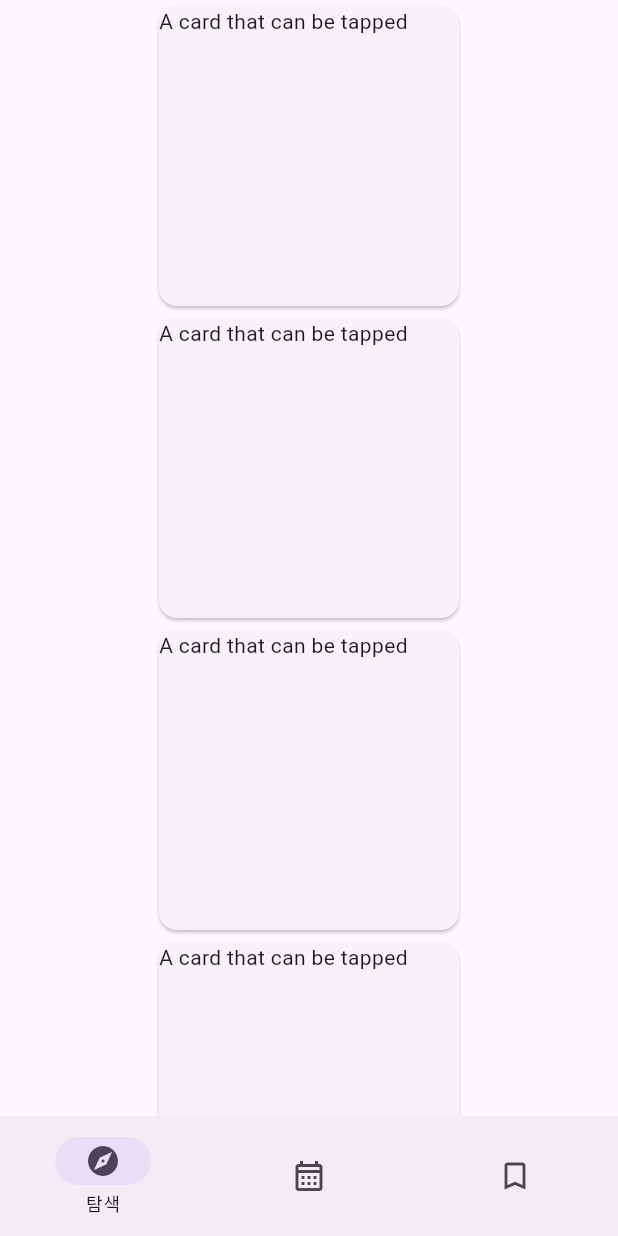
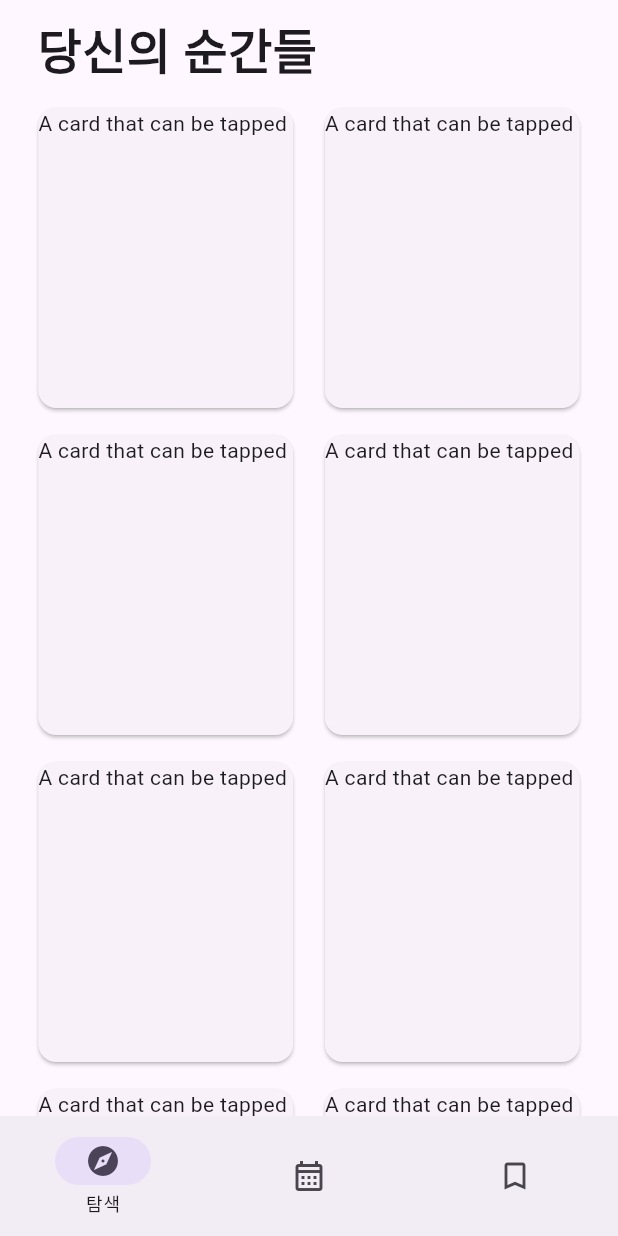
Before and after one commit to dwkim0101/picasso_diary, a Flutter app: the screen it shows after launch, on a phone screen of 412 x 824 dp. Run offline on Flutter 3.47's test engine with Material 2 defaults, Android fonts, the phone set to English and light mode, and no system bars; our stand-ins replace firebase_core; missing offline and left inert: openai_dalle_wrapper; accounts and stored records are empty; generated files the repository leaves out were written again; Roboto replaces fonts that are missing (Noto_Serif_KR).

Commit message:
font added, diary page modified

```diff
--- a/lib/main.dart
+++ b/lib/main.dart
@@ -19,8 +19,11 @@ class Home extends StatelessWidget {
       title: 'Picasso Diary',
       themeMode: ThemeMode.system,
       darkTheme: ThemeData.dark(useMaterial3: true),
+
       theme: ThemeData(
+        fontFamily: 'Noto_Serif_KR',
         colorScheme: ColorScheme.fromSeed(seedColor: Colors.deepPurple),
+        // colorSchemeSeed: Colors.green,
         useMaterial3: true,
       ),
       // home: const CreateDiary(title: 'Picasso Diary'),
--- a/lib/view/explore_view.dart
+++ b/lib/view/explore_view.dart
@@ -1,26 +1,83 @@
 import 'package:flutter/material.dart';
 
-class exploreView extends StatefulWidget {
-  const exploreView({super.key});
+class ExploreView extends StatefulWidget {
+  const ExploreView({super.key});
 
   @override
-  State<exploreView> createState() => _exploreViewState();
+  State<ExploreView> createState() => _ExploreViewState();
 }
 
-class _exploreViewState extends State<exploreView> {
+class _ExploreViewState extends State<ExploreView> {
   @override
   Widget build(BuildContext context) {
-    return const SingleChildScrollView(
+    return Scaffold(
+      appBar: AppBar(
+        toolbarHeight: 0,
+        forceMaterialTransparency: true,
+      ),
+      body: const SingleChildScrollView(
+          child: Padding(
+        padding: EdgeInsets.symmetric(horizontal: 15.0),
         child: Column(
+          children: [
+            SizedBox(
+              height: 10,
+            ),
+            Row(
+              children: [
+                SizedBox(
+                  width: 10,
+                ),
+                Text(
+                  '당신의 순간들',
+                  style: TextStyle(fontSize: 32, fontWeight: FontWeight.bold),
+                ),
+              ],
+            ),
+            SizedBox(
+              height: 10,
+            ),
+            Row(
+              mainAxisAlignment: MainAxisAlignment.spaceAround,
               children: [
                 ElevatedCardExample(),
                 ElevatedCardExample(),
-        ElevatedCardExample(),
-        ElevatedCardExample(),
+              ],
+            ),
+            SizedBox(
+              height: 10,
+            ),
+            Row(
+              mainAxisAlignment: MainAxisAlignment.spaceAround,
+              children: [
                 ElevatedCardExample(),
                 ElevatedCardExample(),
               ],
-    ));
+            ),
+            SizedBox(
+              height: 10,
+            ),
+            Row(
+              mainAxisAlignment: MainAxisAlignment.spaceAround,
+              children: [
+                ElevatedCardExample(),
+                ElevatedCardExample(),
+              ],
+            ),
+            SizedBox(
+              height: 10,
+            ),
+            Row(
+              mainAxisAlignment: MainAxisAlignment.spaceAround,
+              children: [
+                ElevatedCardExample(),
+                ElevatedCardExample(),
+              ],
+            ),
+          ],
+        ),
+      )),
+    );
   }
 }
 
@@ -36,7 +93,7 @@ class ElevatedCardExample extends StatelessWidget {
             debugPrint('Card tapped.');
           },
           child: const SizedBox(
-            width: 200,
+            width: 170,
             height: 200,
             child: Text('A card that can be tapped'),
           ),
--- a/lib/view/navigation.dart
+++ b/lib/view/navigation.dart
@@ -38,16 +38,16 @@ class _NavigationState extends State<Navigation> {
             label: '일기',
           ),
           NavigationDestination(
-            selectedIcon: Icon(Icons.photo_size_select_actual_outlined),
+            // selectedIcon: Icon(Icons.photo_size_select_actual_outlined),
             icon: Icon(Icons.bookmark_border),
             label: '미술관',
           ),
         ],
       ),
       body: [
-        const exploreView(),
+        const ExploreView(),
         const CreateDiary(),
-        const exploreView(),
+        const ExploreView(),
       ][currentPageIndex],
     );
   }
```
Also changed, not shown: lib/view/create_diary.dart (added, +171 -0 lines), pubspec.yaml (+19 -1 lines), assets/imgs/img1.png (added), lib/view/gallery.dart (added), pubspec.lock, 10 other files. Lines whose indentation alone changed are shown as unchanged.
